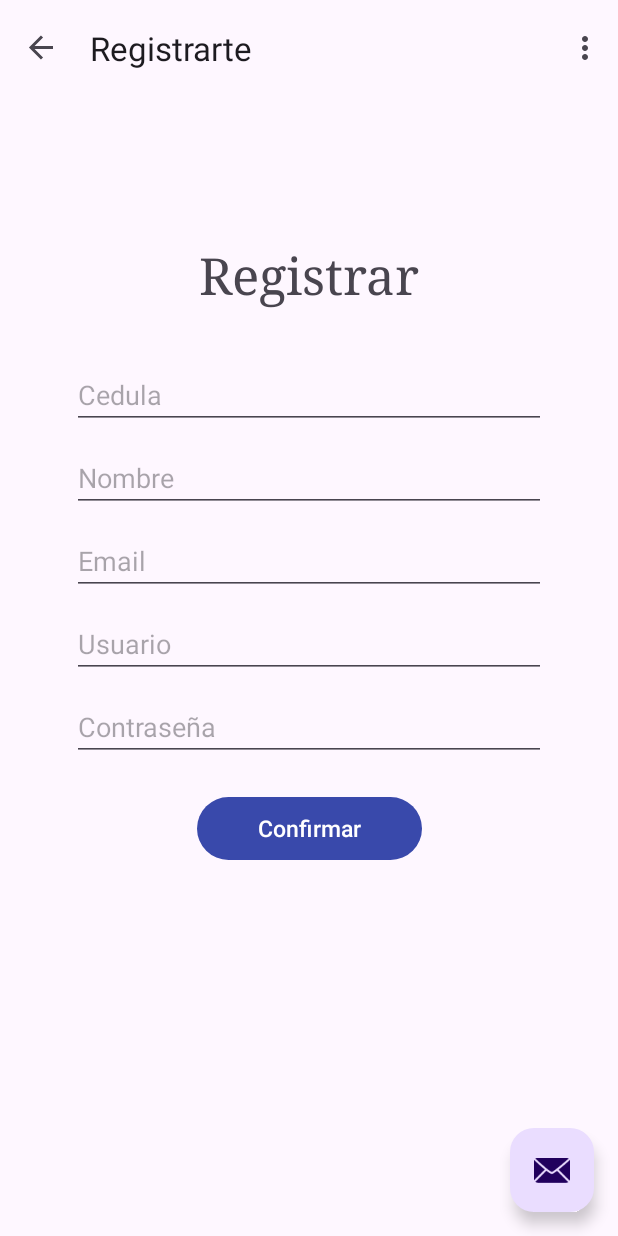
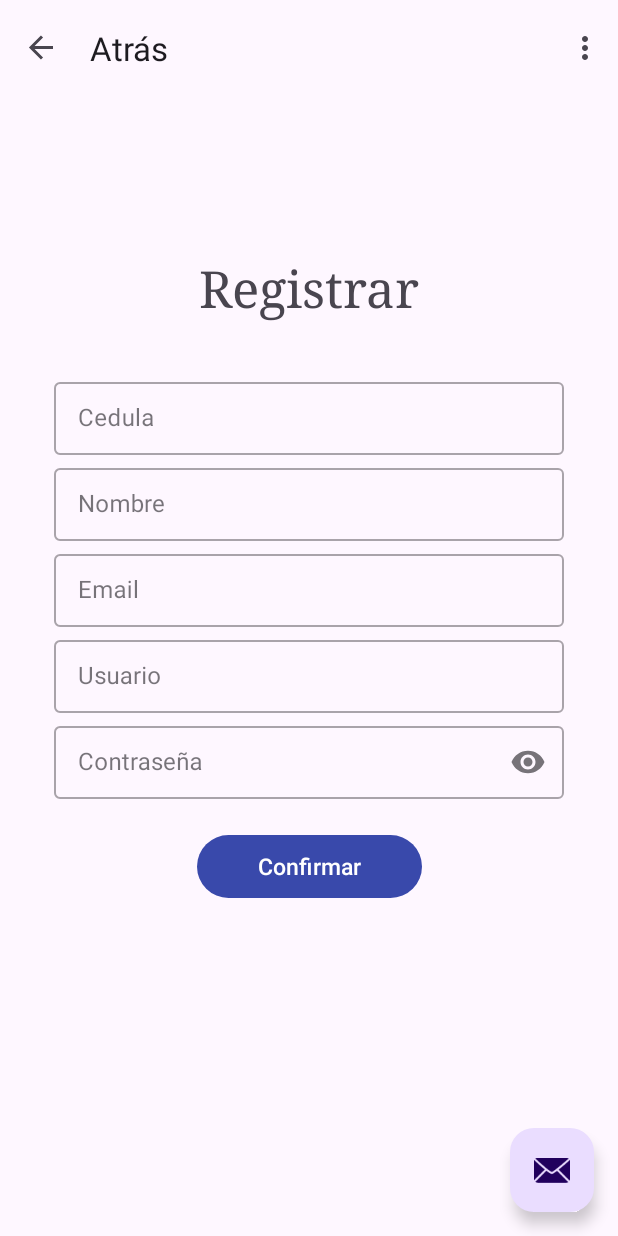
Before and after one commit to pcristiani/StudyHub-Mobile-G4, an Android app: the RegistrarFragment screen opened through its navigation route, on a phone screen of 412 x 824 dp. Run offline under Robolectric (Android 15) with nearby library versions, the phone set to English and light mode, and no system bars; our stand-ins replace navigation-ui.

Commit message:
cambio layout login y registrar

```diff
--- a/app/src/main/res/layout/fragment_registrar.xml
+++ b/app/src/main/res/layout/fragment_registrar.xml
@@ -4,7 +4,9 @@
     xmlns:tools="http://schemas.android.com/tools"
     android:layout_width="match_parent"
     android:layout_height="match_parent"
-    tools:context=".RegistrarFragment">
+    tools:context=".RegistrarFragment"
+    android:gravity="center"
+    android:orientation="vertical">
 
     <androidx.constraintlayout.widget.ConstraintLayout
         android:layout_width="match_parent"
@@ -20,92 +22,129 @@
             android:textAppearance="@style/TextAppearance.AppCompat.Small"
             android:textSize="34sp"
             android:typeface="sans"
-            app:layout_constraintBottom_toBottomOf="@id/editTextCedula"
+            app:layout_constraintBottom_toBottomOf="@id/editCedula"
             app:layout_constraintEnd_toEndOf="parent"
             app:layout_constraintStart_toStartOf="parent"
             app:layout_constraintTop_toTopOf="parent" />
 
+        <!-- Cedula-->
+        <com.google.android.material.textfield.TextInputLayout
+            android:id="@+id/editCedula"
+            android:hint="Cedula"
+            style="@style/Widget.MaterialComponents.TextInputLayout.OutlinedBox.Dense"
+            android:layout_marginLeft="20dp"
+            android:layout_marginRight="20dp"
+            android:layout_marginTop="35dp"
+            android:layout_marginBottom="2dp"
+            app:errorEnabled="false"
+            android:layout_width="match_parent"
+            android:layout_height="match_parent"
+            app:layout_constraintTop_toBottomOf="@id/textview_registrar">
 
-        <EditText
-            android:id="@+id/editTextCedula"
+            <com.google.android.material.textfield.TextInputEditText
                 android:layout_width="match_parent"
                 android:layout_height="wrap_content"
-            android:layout_marginStart="32dp"
-            android:layout_marginTop="35dp"
-            android:layout_marginEnd="32dp"
+                android:inputType="textEmailAddress"
+                android:id="@+id/edCi"
                 android:ems="10"
-            android:hint="Cedula"
-            android:inputType="textPersonName"
-            app:layout_constraintEnd_toEndOf="parent"
-            app:layout_constraintHorizontal_bias="0.497"
-            app:layout_constraintStart_toStartOf="parent"
-            app:layout_constraintTop_toBottomOf="@id/textview_registrar"
-            tools:ignore="TouchTargetSizeCheck" />
+                android:maxLines="1" />
+        </com.google.android.material.textfield.TextInputLayout>
 
 
-        <EditText
-            android:id="@+id/editTextName"
+        <!-- Nombre-->
+        <com.google.android.material.textfield.TextInputLayout
+            android:id="@+id/editName"
+            android:hint="Nombre"
+            style="@style/Widget.MaterialComponents.TextInputLayout.OutlinedBox.Dense"
+            android:layout_marginLeft="20dp"
+            android:layout_marginRight="20dp"
+            android:layout_marginTop="3dp"
+            android:layout_marginBottom="2dp"
+            app:errorEnabled="false"
+            android:layout_width="match_parent"
+            android:layout_height="match_parent"
+            app:layout_constraintTop_toBottomOf="@id/editCedula">
+
+            <com.google.android.material.textfield.TextInputEditText
                 android:layout_width="match_parent"
                 android:layout_height="wrap_content"
-            android:layout_marginStart="32dp"
-            android:layout_marginTop="10dp"
-            android:layout_marginEnd="32dp"
+                android:inputType="textEmailAddress"
+                android:id="@+id/edName"
                 android:ems="10"
-            android:hint="Nombre"
-            android:inputType="textPersonName"
-            app:layout_constraintEnd_toEndOf="parent"
-            app:layout_constraintHorizontal_bias="0.497"
-            app:layout_constraintStart_toStartOf="parent"
-            app:layout_constraintTop_toBottomOf="@id/editTextCedula"
-            tools:ignore="TouchTargetSizeCheck" />
+                android:maxLines="1" />
+        </com.google.android.material.textfield.TextInputLayout>
 
-        <EditText
-            android:id="@+id/editTxtEmail"
+        <!-- Email-->
+        <com.google.android.material.textfield.TextInputLayout
+            android:id="@+id/editEmail"
+            android:hint="Email"
+            style="@style/Widget.MaterialComponents.TextInputLayout.OutlinedBox.Dense"
+            android:layout_marginLeft="20dp"
+            android:layout_marginRight="20dp"
+            android:layout_marginTop="3dp"
+            android:layout_marginBottom="2dp"
+            app:errorEnabled="false"
+            android:layout_width="match_parent"
+            android:layout_height="match_parent"
+            app:layout_constraintTop_toBottomOf="@id/editName">
+
+            <com.google.android.material.textfield.TextInputEditText
                 android:layout_width="match_parent"
                 android:layout_height="wrap_content"
-            android:layout_marginStart="32dp"
-            android:layout_marginTop="10dp"
-            android:layout_marginEnd="32dp"
+                android:inputType="textEmailAddress"
+                android:id="@+id/edMail"
                 android:ems="10"
-            android:hint="Email"
-            android:inputType="textPersonName"
-            app:layout_constraintEnd_toEndOf="parent"
-            app:layout_constraintHorizontal_bias="0.497"
-            app:layout_constraintStart_toStartOf="parent"
-            app:layout_constraintTop_toBottomOf="@id/editTextName"
-            tools:ignore="TouchTargetSizeCheck" />
+                android:maxLines="1" />
+        </com.google.android.material.textfield.TextInputLayout>
 
-        <EditText
-            android:id="@+id/editTextUsuario"
+
+        <!-- Usuario-->
+        <com.google.android.material.textfield.TextInputLayout
+            android:id="@+id/editUsuario"
+            android:hint="Usuario"
+            style="@style/Widget.MaterialComponents.TextInputLayout.OutlinedBox.Dense"
+            android:layout_marginLeft="20dp"
+            android:layout_marginRight="20dp"
+            android:layout_marginTop="3dp"
+            android:layout_marginBottom="2dp"
+            app:errorEnabled="false"
+            android:layout_width="match_parent"
+            android:layout_height="match_parent"
+            app:layout_constraintTop_toBottomOf="@id/editEmail">
+
+            <com.google.android.material.textfield.TextInputEditText
                 android:layout_width="match_parent"
                 android:layout_height="wrap_content"
-            android:layout_marginStart="32dp"
-            android:layout_marginTop="10dp"
-            android:layout_marginEnd="32dp"
+                android:inputType="textEmailAddress"
+                android:id="@+id/edUser"
                 android:ems="10"
-            android:hint="Usuario"
-            android:inputType="textPersonName"
-            app:layout_constraintEnd_toEndOf="parent"
-            app:layout_constraintHorizontal_bias="0.497"
-            app:layout_constraintStart_toStartOf="parent"
-            app:layout_constraintTop_toBottomOf="@id/editTxtEmail"
-            tools:ignore="TouchTargetSizeCheck" />
+                android:maxLines="1" />
+        </com.google.android.material.textfield.TextInputLayout>
 
-        <EditText
-            android:id="@+id/editPasswors"
+
+        <!-- Contraseña-->
+        <com.google.android.material.textfield.TextInputLayout
+            android:id="@+id/editContrasena"
+            android:hint="Contraseña"
+            style="@style/Widget.MaterialComponents.TextInputLayout.OutlinedBox.Dense"
+            android:layout_marginLeft="20dp"
+            android:layout_marginRight="20dp"
+            android:layout_marginTop="3dp"
+            android:layout_marginBottom="2dp"
+            app:endIconMode="password_toggle"
+            android:layout_width="match_parent"
+            android:layout_height="match_parent"
+            app:layout_constraintTop_toBottomOf="@id/editUsuario">
+
+            <com.google.android.material.textfield.TextInputEditText
                 android:layout_width="match_parent"
                 android:layout_height="wrap_content"
-            android:layout_marginStart="32dp"
-            android:layout_marginTop="10dp"
-            android:layout_marginEnd="32dp"
+                android:id="@+id/pass"
+                android:inputType="textPassword"
                 android:ems="10"
-            android:hint="Contraseña"
-            android:inputType="textPersonName"
-            app:layout_constraintEnd_toEndOf="parent"
-            app:layout_constraintHorizontal_bias="0.497"
-            app:layout_constraintStart_toStartOf="parent"
-            app:layout_constraintTop_toBottomOf="@id/editTextUsuario"
-            tools:ignore="TouchTargetSizeCheck" />
+                android:maxLines="1" />
+        </com.google.android.material.textfield.TextInputLayout>
+
 
         <Button
             android:id="@+id/button_registrar"
@@ -118,7 +157,7 @@
             android:text="Confirmar"
             app:layout_constraintEnd_toEndOf="parent"
             app:layout_constraintStart_toStartOf="parent"
-            app:layout_constraintTop_toBottomOf="@id/editPasswors" />
+            app:layout_constraintTop_toBottomOf="@id/editContrasena" />
 
     </androidx.constraintlayout.widget.ConstraintLayout>
 </androidx.core.widget.NestedScrollView>
--- a/app/src/main/res/navigation/nav_graph.xml
+++ b/app/src/main/res/navigation/nav_graph.xml
@@ -18,7 +18,7 @@
     <fragment
         android:id="@+id/RegistrarFragment"
         android:name="com.example.studyhub_mobile_g4.RegistrarFragment"
-        android:label="@string/registrar_fragment_label"
+        android:label="Atrás"
         tools:layout="@layout/fragment_registrar">
 
         <action
```
Also changed, not shown: app/src/main/res/layout/fragment_login.xml (+67 -52 lines), app/src/main/res/values/dimens.xml (+8 -0 lines). Lines whose indentation alone changed are shown as unchanged.
